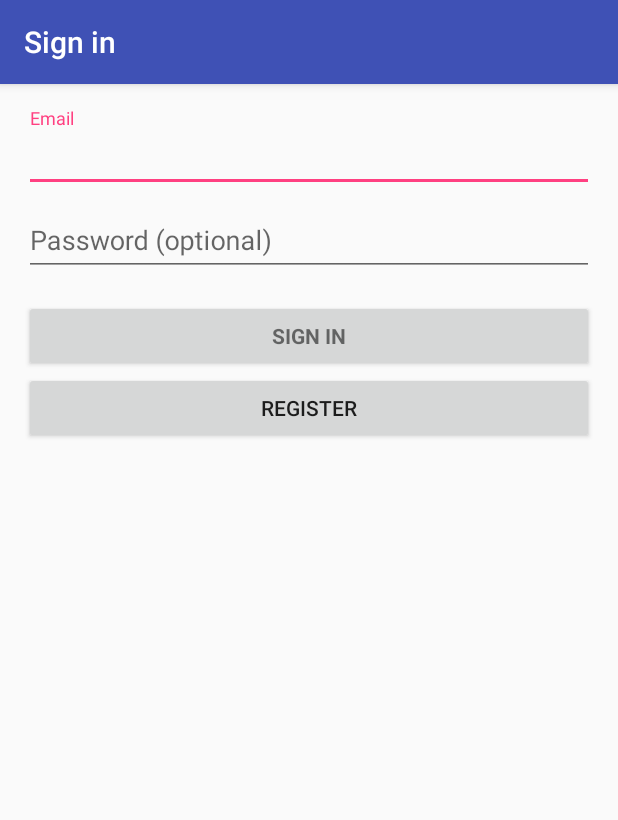
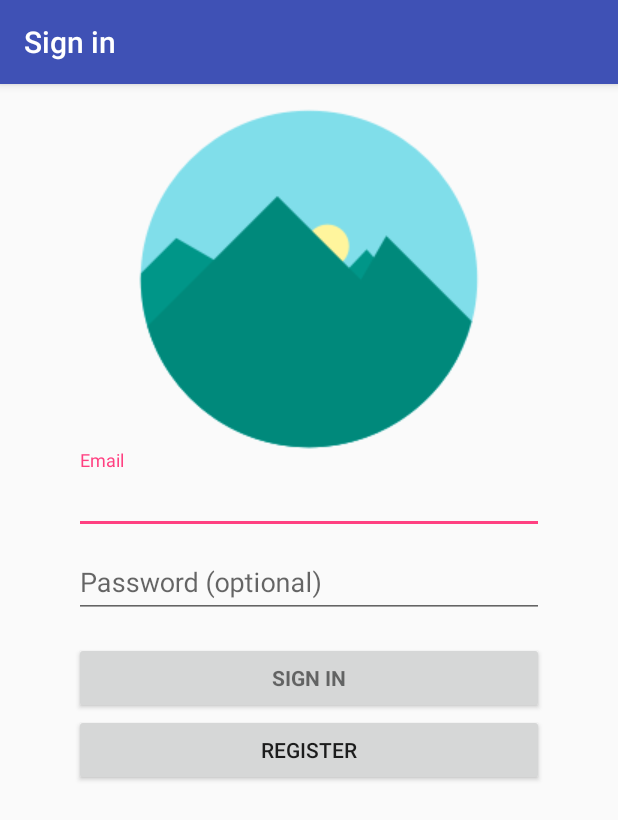
Before and after one commit to EvanEisenberg/MobileSurveySystem3, an Android app: the LoginActivity screen opened directly, with no data from a screen before it, on a phone screen of 412 x 824 dp. Shown: the top 820 px of the screen. Run offline under Robolectric (Android 15) with nearby library versions, the phone set to English and light mode, and no system bars; our stand-ins replace Firebase (no records; nobody signed in at launch, a user with empty details on screens opened directly).

Commit message:
login page UI

```diff
--- a/app/src/main/res/layout/activity_login.xml
+++ b/app/src/main/res/layout/activity_login.xml
@@ -1,5 +1,6 @@
 <?xml version="1.0" encoding="utf-8"?>
 <LinearLayout xmlns:android="http://schemas.android.com/apk/res/android"
+    xmlns:app="http://schemas.android.com/apk/res-auto"
     xmlns:tools="http://schemas.android.com/tools"
     android:layout_width="match_parent"
     android:layout_height="match_parent"
@@ -21,10 +22,17 @@
         android:layout_marginBottom="8dp"
         android:visibility="gone" />
 
+    <ImageButton
+        android:id="@+id/imageButton2"
+        android:layout_width="311dp"
+        android:layout_height="228dp"
+        android:background="@color/colorTransparent"
+        app:srcCompat="@drawable/signinlogo" />
+
     <ScrollView
         android:id="@+id/login_form"
-        android:layout_width="match_parent"
-        android:layout_height="match_parent">
+        android:layout_width="313dp"
+        android:layout_height="wrap_content">
 
         <LinearLayout
             android:id="@+id/email_login_form"
--- a/app/src/main/res/values/colors.xml
+++ b/app/src/main/res/values/colors.xml
@@ -7,6 +7,9 @@
     <color name="colorBlue">#5DADE2</color>
     <color name="colorRed">#f44336</color>
     <color name="colorGrey">#DCDCDC</color>
+    <color name="colorTransparent">#00000000</color>
+
+
 
 
 </resources>
```
Also changed, not shown: app/src/main/res/drawable/signinlogo.png (added).
